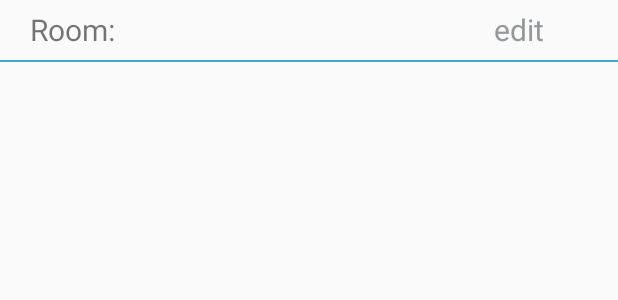
After one commit to paulinaaniola/WiseHome, an Android app: the layout item_room.xml on its own in the app's theme, with its tools: preview values and no code run, on a phone screen of 412 x 824 dp. The commit adds this screen. Shown: the top 300 px of the screen. Run offline under Robolectric (Android 15) with nearby library versions, the phone set to English and light mode, and no system bars.

Commit message:
ResUtils and RoomsAdapter are added to project. Displaying list of rooms.

```diff
--- a/app/src/main/java/com/example/paulina/wisehome/rooms/RoomsView.kt
+++ b/app/src/main/java/com/example/paulina/wisehome/rooms/RoomsView.kt
@@ -1,7 +1,9 @@
 package com.example.paulina.wisehome.rooms
 
 import com.example.paulina.wisehome.base.BaseView
+import com.example.paulina.wisehome.model.businessobjects.Room
 
 
 interface RoomsView: BaseView {
+    fun setRooms(rooms : List<Room>)
 }
--- /dev/null
+++ b/app/src/main/res/layout/item_room.xml
@@ -0,0 +1,53 @@
+<?xml version="1.0" encoding="utf-8"?>
+<LinearLayout xmlns:android="http://schemas.android.com/apk/res/android"
+    android:layout_width="match_parent"
+    android:layout_height="wrap_content"
+    android:orientation="vertical">
+
+    <LinearLayout
+        android:layout_width="match_parent"
+        android:layout_height="40dp">
+
+        <LinearLayout
+            android:layout_width="0dp"
+            android:layout_height="wrap_content"
+            android:layout_gravity="center_vertical"
+            android:layout_weight="4"
+            android:orientation="horizontal">
+
+            <TextView
+                android:layout_width="wrap_content"
+                android:layout_height="wrap_content"
+                android:layout_gravity="center_vertical"
+                android:layout_marginStart="20dp"
+                android:text="@string/room"
+                android:textSize="20dp"/>
+
+            <TextView
+                android:id="@+id/roomNameTextView"
+                android:layout_width="wrap_content"
+                android:layout_height="wrap_content"
+                android:layout_gravity="center_vertical"
+                android:layout_marginStart="10dp"
+                android:layout_weight="4"
+                android:textStyle="bold"
+                android:textColor="@android:color/black"
+                android:textSize="20dp" />
+        </LinearLayout>
+
+        <TextView
+            android:layout_width="0dp"
+            android:layout_height="wrap_content"
+            android:layout_gravity="center_vertical"
+            android:layout_weight="1"
+            android:text="@string/edit"
+            android:textColor="@color/colorGray"
+            android:textSize="20dp" />
+    </LinearLayout>
+
+    <View
+        android:layout_width="match_parent"
+        android:layout_height="1.5dp"
+        android:background="@color/colorLightBlue" />
+
+</LinearLayout>
--- a/app/src/main/res/values/strings.xml
+++ b/app/src/main/res/values/strings.xml
@@ -3,4 +3,7 @@
     <string name="progress_loading_text">Loading...</string>
     <string name="password">Password</string>
     <string name="login">Login</string>
+    <string name="your_rooms">Your rooms</string>
+    <string name="room">Room:</string>
+    <string name="edit">edit</string>
 </resources>
```
Also changed, not shown: app/src/main/java/com/example/paulina/wisehome/model/businessobjects/DeviceGroupType.kt (added, +10 -0 lines), app/src/main/java/com/example/paulina/wisehome/model/businessobjects/Room.kt (added, +8 -0 lines), app/src/main/java/com/example/paulina/wisehome/model/utils/ResUtil.kt (added, +28 -0 lines), app/src/main/java/com/example/paulina/wisehome/rooms/RoomsActivity.kt (+15 -0 lines), app/src/main/java/com/example/paulina/wisehome/rooms/RoomsAdapter.kt (added, +36 -0 lines), app/src/main/java/com/example/paulina/wisehome/rooms/RoomsPresenterImpl.kt (+33 -0 lines), app/src/main/res/layout/activity_rooms.xml (+28 -8 lines).
